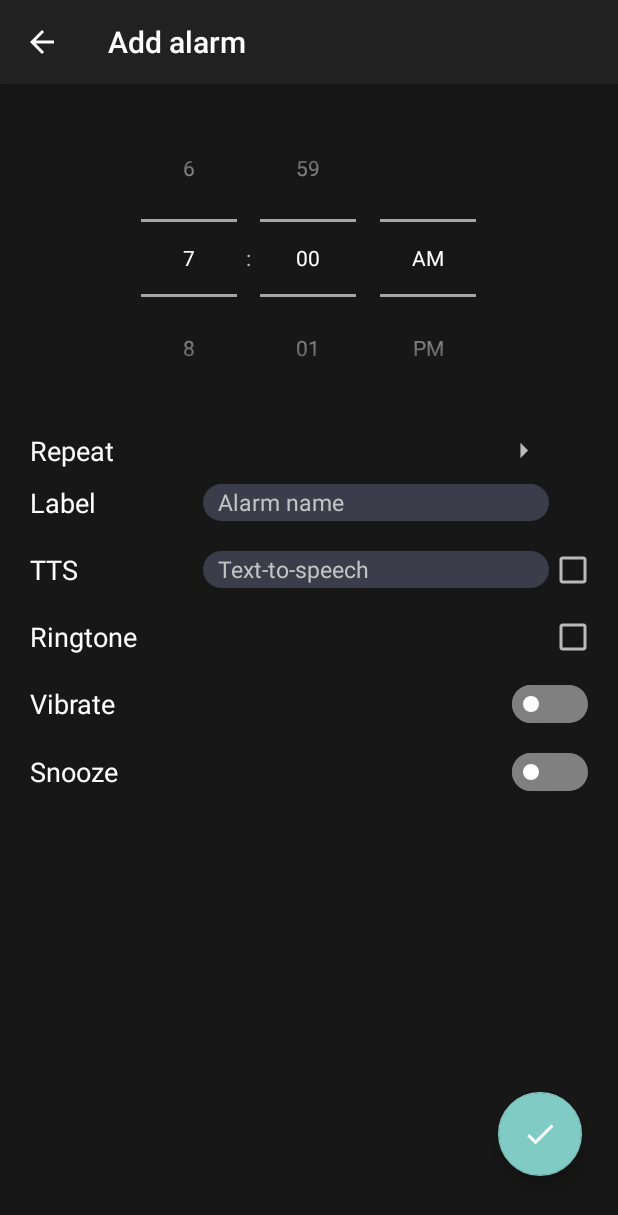
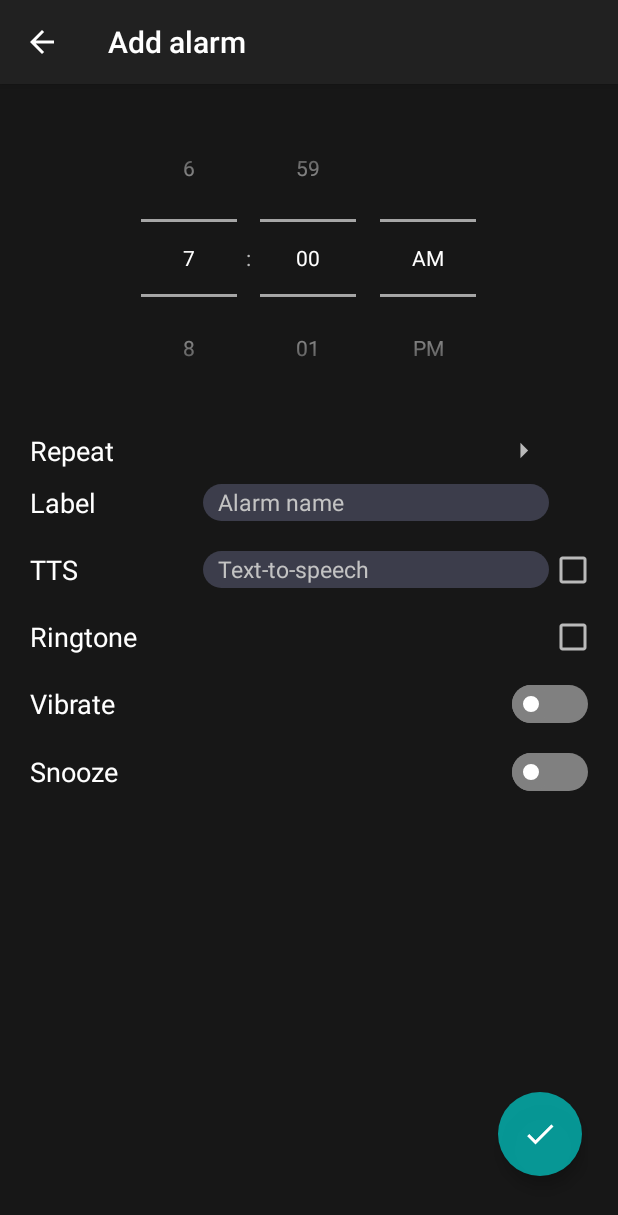
Before and after one commit to ashisbehera/Smart_Alarm, an Android app: the screen it shows after launch (AddAlarm_Activity), after a tap on "add_alarm_button", on a phone screen of 412 x 824 dp. Shown: the top 1215 px of the screen. Run offline under Robolectric (Android 15) with nearby library versions, the phone set to English and light mode, and no system bars; libraries missing offline, so code that uses them is left out: com.tomerrosenfeld.customanalogclockview; 2 statements that could not run were skipped.

Commit message:
modify in add_alarm activity

```diff
--- a/app/src/main/java/com/example/smartalarm/AddAlarm_Activity.java
+++ b/app/src/main/java/com/example/smartalarm/AddAlarm_Activity.java
@@ -386,6 +386,7 @@ public class AddAlarm_Activity extends AppCompatActivity implements
             values.put(AlarmEntry.ALARM_REPEAT_DAYS , daysString.toString());
             values.put(AlarmEntry.IS_REPEATING, 1 );
         }else{
+            values.put(AlarmEntry.ALARM_REPEAT_DAYS , daysString.toString());
             /**if arrayList is empty then No repeating so set  IS_REPEATING 0 **/
             values.put(AlarmEntry.IS_REPEATING, 0);
         }
@@ -486,7 +487,7 @@ public class AddAlarm_Activity extends AppCompatActivity implements
                ringtoneUri = cursor.getString(cursor.getColumnIndex(AlarmEntry.RINGTONE_STRING));
                String RepeatDaysString = cursor.getString(cursor.getColumnIndex(AlarmEntry.ALARM_REPEAT_DAYS));
                Log.i("TAG", "onLoadFinished: "+RepeatDaysString);
-               if (RepeatDaysString!=null) {
+               if (!RepeatDaysString.isEmpty()) {
                    String[] array = RepeatDaysString.split(",");
                    for (int i = 0; i < array.length; i++) {
                        dayArrayList.add(array[i]);
--- a/app/src/main/java/com/example/smartalarm/AlarmWakeLock.java
+++ b/app/src/main/java/com/example/smartalarm/AlarmWakeLock.java
@@ -17,11 +17,14 @@ public class AlarmWakeLock {
 
         PowerManager pm = (PowerManager) context.getSystemService(Context.POWER_SERVICE);
         sCpuWakeLock = pm.newWakeLock(PowerManager.PARTIAL_WAKE_LOCK, "smart_alarm:AlarmWakeLock");
+        Log.e(TAG, "acquireCpu: going to acquire" );
         sCpuWakeLock.acquire();
+        Log.e(TAG, "acquireCpu:  acquired" );
     }
 
     public static void acquireScreenCpu(Context context) {
         if (sCpuWakeLock != null) {
+            Log.e(TAG, "acquireCpu: already acquire" );
             return;
         }
         PowerManager pm = (PowerManager) context.getSystemService(Context.POWER_SERVICE);
@@ -29,7 +32,9 @@ public class AlarmWakeLock {
                                              | PowerManager.ACQUIRE_CAUSES_WAKEUP
                                              | PowerManager.ON_AFTER_RELEASE,
                                          "smart_alarm:AlarmWakeLock");
+        Log.e(TAG, "acquireCpu: going to acquire" );
         sCpuWakeLock.acquire();
+        Log.e(TAG, "acquireCpu:  acquired" );
     }
 
     public static void releaseCpu() {
--- a/app/src/main/res/layout-normal/addalarm_activity.xml
+++ b/app/src/main/res/layout-normal/addalarm_activity.xml
@@ -270,6 +270,8 @@
         android:contentDescription="done"
         android:foregroundGravity="right|bottom"
         app:fabSize="auto"
+        android:backgroundTint="@color/light_teal"
+        app:borderWidth="0dp"
         app:layout_constraintBottom_toBottomOf="parent"
         app:layout_constraintRight_toRightOf="parent"
         app:layout_constraintTop_toBottomOf="@+id/linearLayout2"
@@ -287,6 +289,8 @@
         android:contentDescription="done"
         android:foregroundGravity="left|bottom"
         app:fabSize="auto"
+        android:backgroundTint="@color/light_teal"
+        app:borderWidth="0dp"
         app:layout_constraintBottom_toBottomOf="parent"
         app:layout_constraintLeft_toLeftOf="parent"
         app:layout_constraintTop_toBottomOf="@+id/linearLayout2"
--- a/app/src/main/res/layout/activity_repeat_day.xml
+++ b/app/src/main/res/layout/activity_repeat_day.xml
@@ -20,6 +20,8 @@
         android:layout_width="wrap_content"
         android:layout_height="wrap_content"
         android:text="OK"
+        android:background="@drawable/button_background"
+        android:foreground="@drawable/ripple_for_button"
         android:layout_centerInParent="true"
         android:layout_alignParentBottom="true"
         android:layout_marginBottom="50dp">
--- a/app/src/main/res/layout/fragment_alarm.xml
+++ b/app/src/main/res/layout/fragment_alarm.xml
@@ -4,8 +4,7 @@
     android:layout_width="match_parent"
     android:layout_height="match_parent"
     xmlns:app="http://schemas.android.com/apk/res-auto"
-    android:background="#171717"
-    tools:context=".AlarmActivity">
+    android:background="#171717">
 
     <androidx.recyclerview.widget.RecyclerView
         android:id="@+id/list"
@@ -19,6 +18,8 @@
         android:layout_alignParentBottom="true"
         android:layout_centerHorizontal="true"
         android:layout_marginBottom="10dp"
+        android:backgroundTint="@color/deep_teal"
+        app:borderWidth="0dp"
         android:contentDescription="@string/add_alarm_button"
         android:focusable="false"
         app:srcCompat="@drawable/baseline_add_24" />
--- a/app/src/main/res/values/colors.xml
+++ b/app/src/main/res/values/colors.xml
@@ -15,5 +15,6 @@
     <color name="orange">#FF3F03</color>
     <color name="activity_back">#171717</color>
     <color name="light_teal">#BE02C3C1</color>
+    <color name="deep_teal">#02C3C1</color>
 
 </resources>
```
